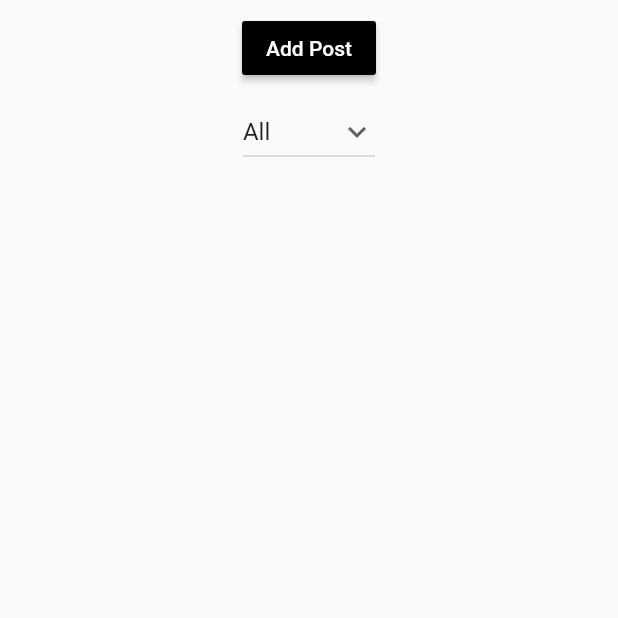
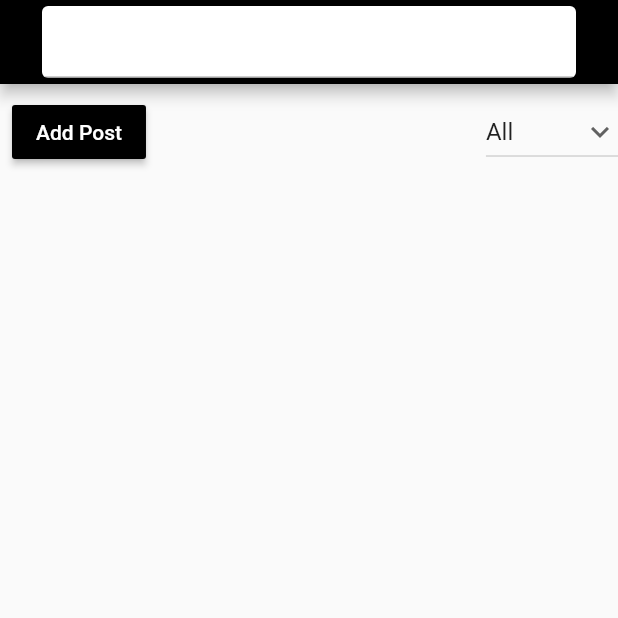
Before and after one commit to RuzniSadiq/posts, a Flutter app: the screen it shows after launch, on a phone screen of 412 x 824 dp, the top half of it. Run offline on Flutter 3.47's test engine with Material 2 defaults, Android fonts, the phone set to English and light mode, and no system bars; our stand-ins replace cloud_firestore, firebase_core; accounts and stored records are empty.

Commit message:
second commit

```diff
--- a/lib/main.dart
+++ b/lib/main.dart
@@ -16,7 +16,8 @@ class MyApp extends StatelessWidget {
   @override
   Widget build(BuildContext context) {
     return MaterialApp(
-      title: 'Flutter Demo',
+      debugShowCheckedModeBanner: false,
+      title: 'Posts',
       theme: ThemeData(
         primarySwatch: Colors.blue,
       ),
--- a/lib/models/posts.dart
+++ b/lib/models/posts.dart
@@ -3,13 +3,15 @@ class Posts {
   String? type;
   String? color;
   String? category;
+  List? searchkeywords;
 
 
   Posts({
     this.name,
     this.type,
     this.color,
-    this.category
+    this.category,
+    this.searchkeywords
   });
 
   //convert object to json
@@ -19,15 +21,17 @@ class Posts {
         'type': type,
         'color': color,
         'category': category,
+        'searchkeyword': searchkeywords
       };
 
   //returns user object
-  static Posts fromJson(Map<String, dynamic> json) =>
+  static Posts fromJson(Map<dynamic, dynamic> json) =>
       Posts(
           name: json['name'],
           type: json['type'],
           color: json['color'],
-          category: json['category']
+          category: json['category'],
+          searchkeywords: json['searchkeywords']
       );
 
 }
--- a/lib/screens/listposts.dart
+++ b/lib/screens/listposts.dart
@@ -1,7 +1,12 @@
+import 'dart:convert';
+
 import 'package:cloud_firestore/cloud_firestore.dart';
 import 'package:flutter/cupertino.dart';
 import 'package:flutter/material.dart';
 import 'package:post/screens/post.dart';
+import 'package:http/http.dart' as http;
+
+import '../models/posts.dart';
 
 class ListPosts extends StatefulWidget {
   const ListPosts({Key? key}) : super(key: key);
@@ -14,7 +19,9 @@ class _ListPostsState extends State<ListPosts> {
   // Initial Selected Value
   String dropdownvalue = 'All';
 
-  Stream? stream;
+  Stream stream = FirebaseFirestore.instance.collection('post').snapshots();
+  String name = "";
+
 
   // List of items in our dropdown menu
   var items = [
@@ -66,19 +73,31 @@ class _ListPostsState extends State<ListPosts> {
   }
 
   @override
-  void initState() {
-    changestream();
-
-    // TODO: implement initState
-    super.initState();
-  }
-
-  @override
   Widget build(BuildContext context) {
     return Scaffold(
+      appBar: AppBar(
+        automaticallyImplyLeading: false,
+        backgroundColor: Colors.black,
+        title: Padding(
+          padding: const EdgeInsets.all(8.0),
+          child: Card(
+            child: TextField(
+              onChanged: (val){
+                setState(() {
+                  name = val;
+                });
+              },
+
+            ),
+          ),
+        ),
+      ),
       body: SafeArea(
           child: Container(
         child: Column(
+          children: [
+            Row(
+              mainAxisAlignment: MainAxisAlignment.spaceBetween,
               children: [
                 Padding(
                   padding: const EdgeInsets.all(8.0),
@@ -117,9 +136,16 @@ class _ListPostsState extends State<ListPosts> {
                     });
                   },
                 ),
+              ],
+            ),
+
             Expanded(
               child: StreamBuilder(
-                stream: stream,
+                stream:
+                (name != "" && name != null)
+                ? FirebaseFirestore.instance.collection('post').where("searchkeyword", arrayContains: name).snapshots()
+                    :
+                stream,
                 builder:
                     (BuildContext context, AsyncSnapshot<dynamic> snapshot) {
                   if (!snapshot.hasData) {
```
Also changed, not shown: lib/screens/post.dart (+8 -0 lines). Lines whose indentation alone changed are shown as unchanged.
